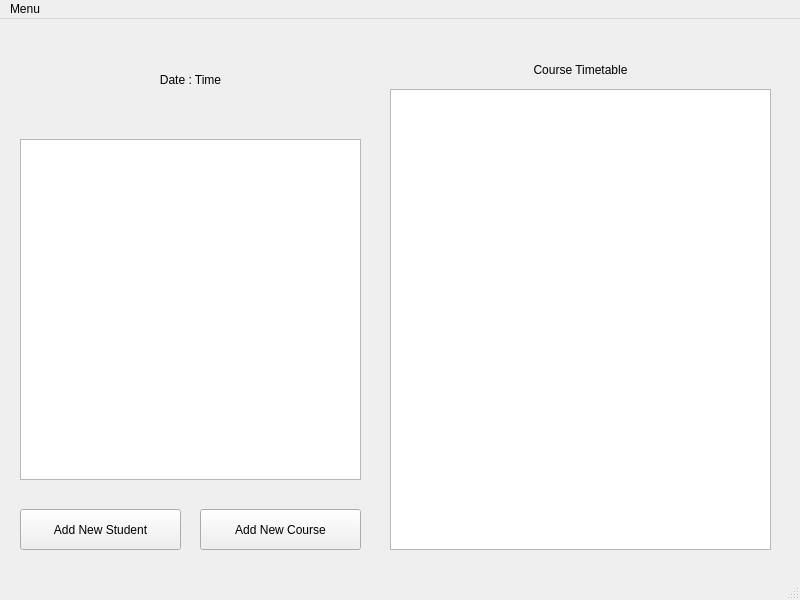
Above: UI/punchin/mainwindow.ui from lkobnas/Attendance-recording-system before the change. Below: the same form after it.
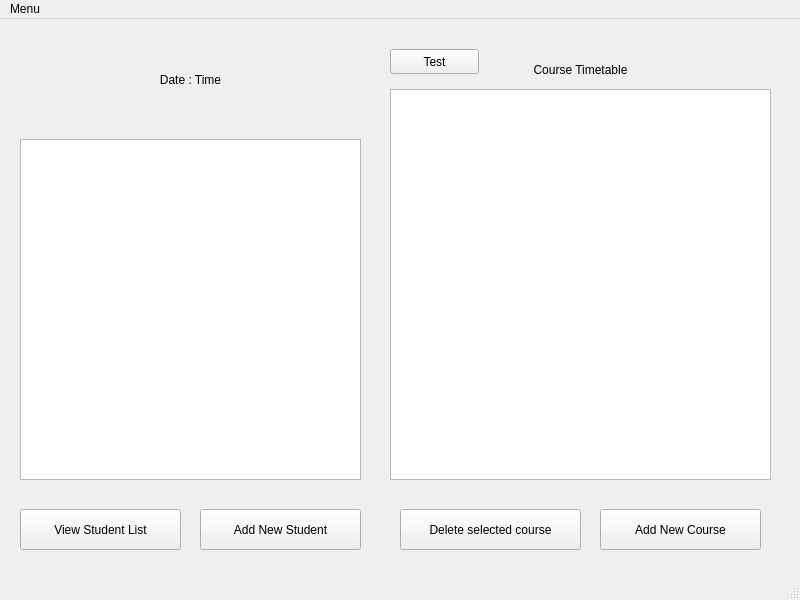
That is the form after the change.

Commit message: Added getStudentbyFPID and CardID, courselist now return in date order, added email function in register new student and enroll in new course, updated database Test, added delete course in UI, added student list in UI

```diff
--- a/UI/punchin/mainwindow.ui
+++ b/UI/punchin/mainwindow.ui
@@ -20,7 +20,7 @@
       <x>390</x>
       <y>70</y>
       <width>381</width>
-      <height>461</height>
+      <height>391</height>
      </rect>
     </property>
     <layout class="QGridLayout" name="gridLayout_3">
@@ -32,7 +32,7 @@
    <widget class="QPushButton" name="addNewStudentButton">
     <property name="geometry">
      <rect>
-      <x>20</x>
+      <x>200</x>
       <y>490</y>
       <width>161</width>
       <height>41</height>
@@ -45,7 +45,7 @@
    <widget class="QPushButton" name="addNewCourseButton">
     <property name="geometry">
      <rect>
-      <x>200</x>
+      <x>600</x>
       <y>490</y>
       <width>161</width>
       <height>41</height>
@@ -106,6 +106,45 @@
      <set>Qt::AlignCenter</set>
     </property>
    </widget>
+   <widget class="QPushButton" name="testButton">
+    <property name="geometry">
+     <rect>
+      <x>390</x>
+      <y>30</y>
+      <width>89</width>
+      <height>25</height>
+     </rect>
+    </property>
+    <property name="text">
+     <string>Test</string>
+    </property>
+   </widget>
+   <widget class="QPushButton" name="deleteCourseButton">
+    <property name="geometry">
+     <rect>
+      <x>400</x>
+      <y>490</y>
+      <width>181</width>
+      <height>41</height>
+     </rect>
+    </property>
+    <property name="text">
+     <string>Delete selected course</string>
+    </property>
+   </widget>
+   <widget class="QPushButton" name="studentListButton">
+    <property name="geometry">
+     <rect>
+      <x>20</x>
+      <y>490</y>
+      <width>161</width>
+      <height>41</height>
+     </rect>
+    </property>
+    <property name="text">
+     <string>View Student List</string>
+    </property>
+   </widget>
   </widget>
   <widget class="QMenuBar" name="menubar">
    <property name="geometry">
```
The commit also changes 14 other files.
